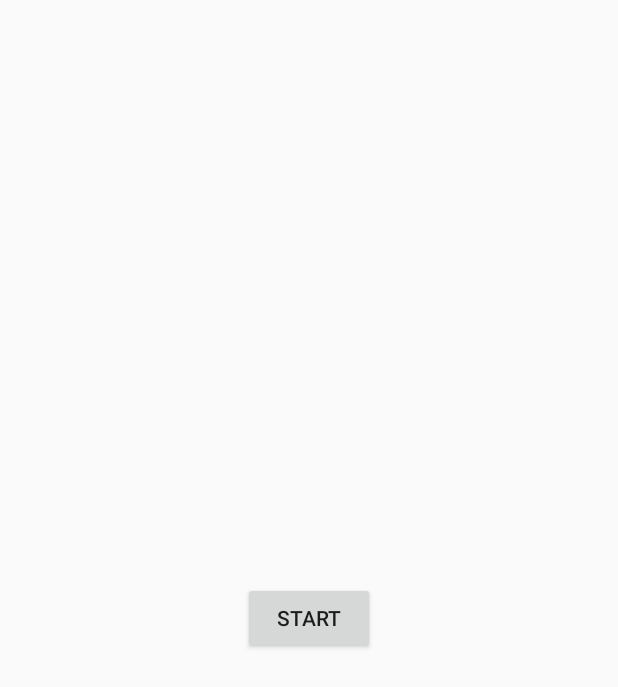
After one commit to perqin/AndroidPlayground, an Android app: the StarterActivity screen opened directly, with no data from a screen before it, on a phone screen of 412 x 824 dp. The commit adds this screen. Shown: the top 687 px of the screen. Run offline under Robolectric (Android 15) with nearby library versions, the phone set to English and light mode, and no system bars.

Commit message:
Add startactivity package

```diff
--- a/app/src/main/AndroidManifest.xml
+++ b/app/src/main/AndroidManifest.xml
@@ -31,7 +31,9 @@
             android:taskAffinity="com.perqin.playground.extra" />
         <activity android:name=".indicatortint.IndicatorTintActivity" />
         <activity android:name=".logcat.LogCatActivity" />
-        <activity android:name=".nullcontext.NullContextActivity"></activity>
+        <activity android:name=".nullcontext.NullContextActivity" />
+        <activity android:name=".startavtivity.StarterActivity" />
+        <activity android:name=".startavtivity.StartedActivity" />
     </application>
 
 </manifest>
--- /dev/null
+++ b/app/src/main/java/com/perqin/playground/startavtivity/StarterActivity.java
@@ -0,0 +1,18 @@
+package com.perqin.playground.startavtivity;
+
+import android.app.Activity;
+import android.content.Intent;
+import android.os.Bundle;
+
+import com.perqin.playground.R;
+
+public class StarterActivity extends Activity {
+    @Override
+    protected void onCreate(Bundle savedInstanceState) {
+        super.onCreate(savedInstanceState);
+        setContentView(R.layout.activity_starter);
+        findViewById(R.id.button_start).setOnClickListener(v ->
+                startActivity(new Intent(this, StartedActivity.class))
+        );
+    }
+}
--- /dev/null
+++ b/app/src/main/res/layout/activity_starter.xml
@@ -0,0 +1,19 @@
+<?xml version="1.0" encoding="utf-8"?>
+<android.support.constraint.ConstraintLayout xmlns:android="http://schemas.android.com/apk/res/android"
+    xmlns:app="http://schemas.android.com/apk/res-auto"
+    xmlns:tools="http://schemas.android.com/tools"
+    android:layout_width="match_parent"
+    android:layout_height="match_parent"
+    tools:context="com.perqin.playground.startavtivity.StarterActivity">
+
+    <Button
+        android:id="@+id/button_start"
+        android:layout_width="wrap_content"
+        android:layout_height="wrap_content"
+        android:text="@string/start"
+        app:layout_constraintEnd_toEndOf="parent"
+        app:layout_constraintBottom_toBottomOf="parent"
+        app:layout_constraintStart_toStartOf="parent"
+        app:layout_constraintTop_toTopOf="parent" />
+
+</android.support.constraint.ConstraintLayout>
--- a/app/src/main/res/values/strings.xml
+++ b/app/src/main/res/values/strings.xml
@@ -6,7 +6,6 @@
     <string name="star">Star</string>
     <string name="execute">Execute</string>
     <string name="command">Command</string>
-
-    <!-- TODO: Remove or change this placeholder text -->
+    <string name="start">Start</string>
     <string name="hello_blank_fragment">Hello blank fragment</string>
 </resources>
```
Also changed, not shown: app/src/main/java/com/perqin/playground/startavtivity/StartedActivity.java (added, +14 -0 lines), app/src/main/res/layout/activity_started.xml (added, +8 -0 lines).
